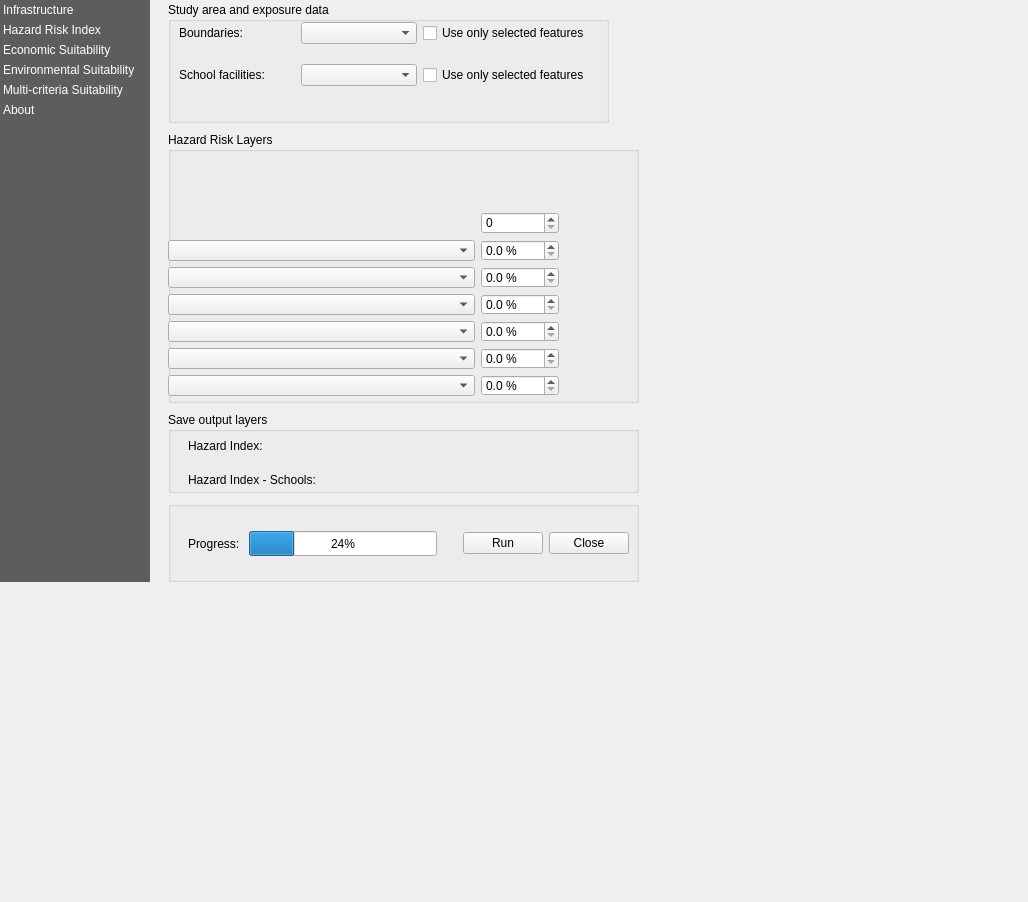
iiepdev/mcda-plugin, file rasterriskassessmentplugin/resources/ui/main_dialog.ui: the form before one commit.
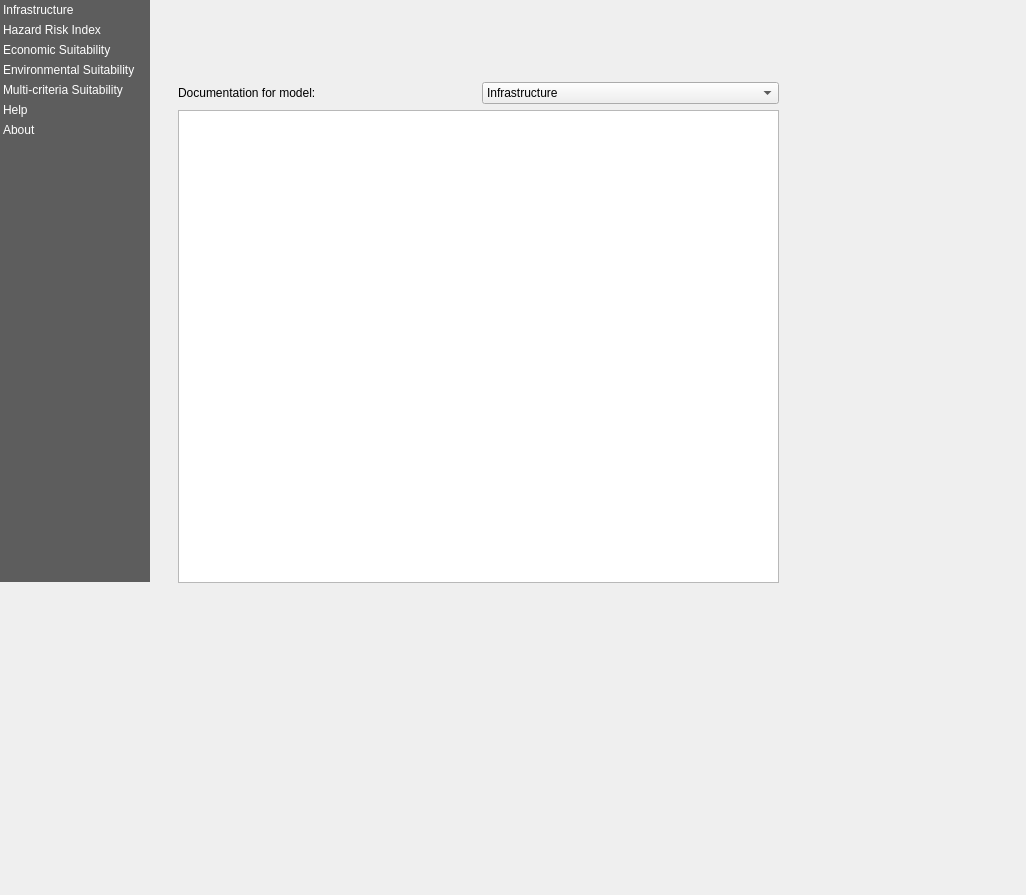
The form after the commit. Custom widgets are drawn as their Qt base class.

Commit message: Add graphical models

Diff of the .ui file:
```diff
--- a/rasterriskassessmentplugin/resources/ui/main_dialog.ui
+++ b/rasterriskassessmentplugin/resources/ui/main_dialog.ui
@@ -9,8 +9,8 @@
    <rect>
     <x>0</x>
     <y>0</y>
-    <width>1028</width>
-    <height>902</height>
+    <width>1026</width>
+    <height>895</height>
    </rect>
   </property>
   <property name="windowTitle">
@@ -102,6 +102,11 @@
      <string>Multi-criteria Suitability</string>
     </property>
    </item>
+   <item>
+    <property name="text">
+     <string>Help</string>
+    </property>
+   </item>
    <item>
     <property name="text">
      <string>About</string>
@@ -118,7 +123,7 @@
     </rect>
    </property>
    <property name="currentIndex">
-    <number>1</number>
+    <number>5</number>
    </property>
    <widget class="QWidget" name="infrastructure">
     <widget class="QgsCollapsibleGroupBox" name="mGroupBox_areaExposure_2">
@@ -1738,6 +1743,63 @@
      </layout>
     </widget>
    </widget>
+   <widget class="QWidget" name="help">
+    <widget class="QWidget" name="">
+     <property name="geometry">
+      <rect>
+       <x>20</x>
+       <y>80</y>
+       <width>601</width>
+       <height>501</height>
+      </rect>
+     </property>
+     <layout class="QVBoxLayout" name="verticalLayout_3">
+      <item>
+       <layout class="QHBoxLayout" name="horizontalLayout_8">
+        <item>
+         <widget class="QLabel" name="label_3">
+          <property name="text">
+           <string>Documentation for model: </string>
+          </property>
+         </widget>
+        </item>
+        <item>
+         <widget class="QComboBox" name="comboBox">
+          <item>
+           <property name="text">
+            <string>Infrastructure</string>
+           </property>
+          </item>
+          <item>
+           <property name="text">
+            <string>Hazard Risk Index</string>
+           </property>
+          </item>
+          <item>
+           <property name="text">
+            <string>Economic Suitability</string>
+           </property>
+          </item>
+          <item>
+           <property name="text">
+            <string>Environmental Suitability</string>
+           </property>
+          </item>
+          <item>
+           <property name="text">
+            <string>Multi-criteria Suitability</string>
+           </property>
+          </item>
+         </widget>
+        </item>
+       </layout>
+      </item>
+      <item>
+       <widget class="QTextBrowser" name="textBrowser"/>
+      </item>
+     </layout>
+    </widget>
+   </widget>
    <widget class="QWidget" name="about">
     <widget class="QWidget" name="layoutWidget">
      <property name="geometry">
```
The commit also changes 10 other files.
